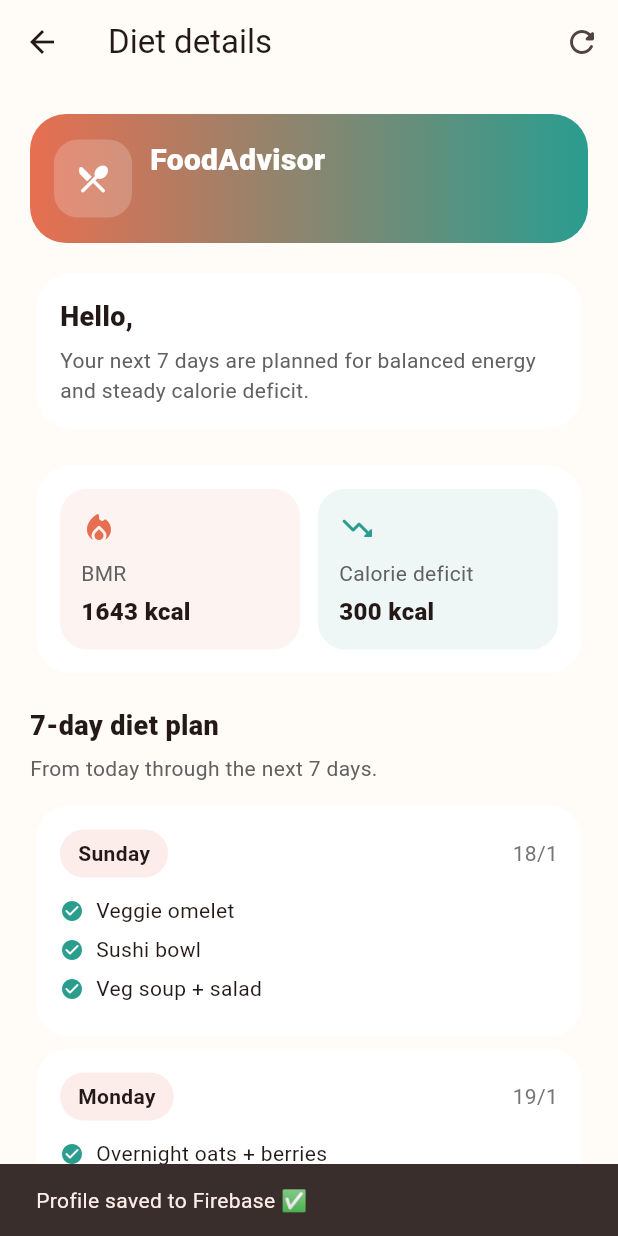
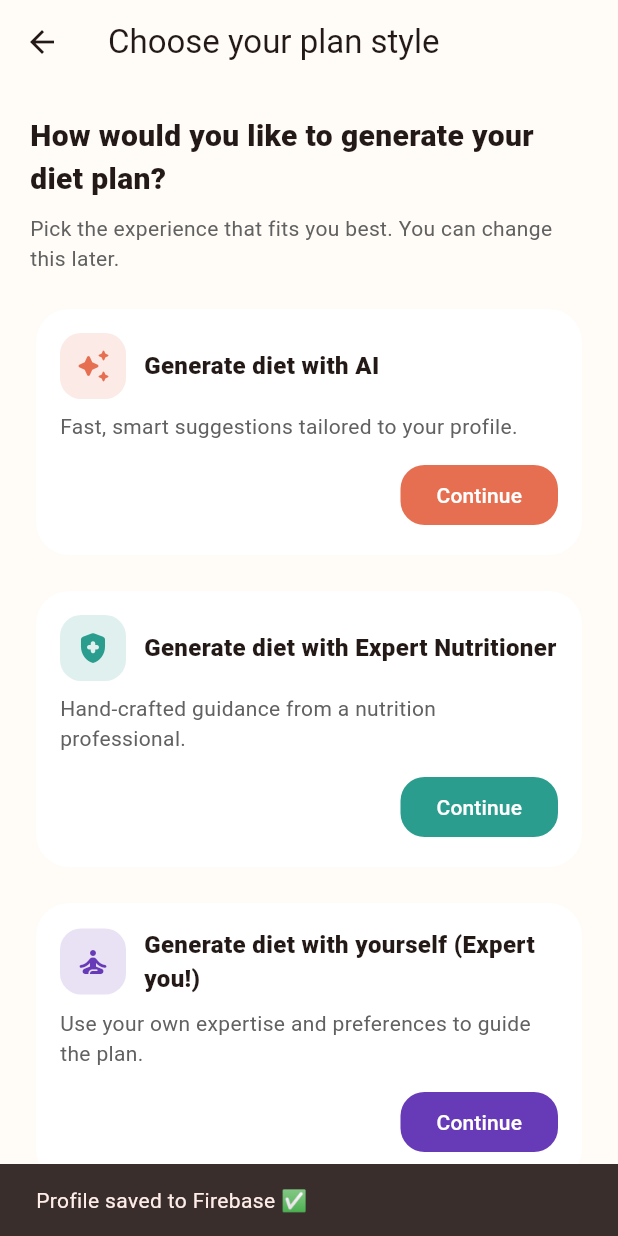
Before and after one commit to sidd4848/demofood, a Flutter app: the FrequencyPage screen opened directly with empty values, after a tap on "Save Profile", on a phone screen of 412 x 824 dp. Run offline on Flutter 3.47's test engine with Material 3 defaults, Android fonts, the light colour scheme and no system bars; our stand-ins replace cloud_firestore, firebase_auth, firebase_core, google_sign_in; accounts and stored records are empty.

Commit message:
Add diet generation options page

```diff
--- a/foodadvisor/lib/app.dart
+++ b/foodadvisor/lib/app.dart
@@ -3,6 +3,7 @@ import 'package:firebase_auth/firebase_auth.dart';
 import 'package:google_sign_in/google_sign_in.dart';
 
 import 'models/app_data.dart';
+import 'pages/diet_generation_options_page.dart';
 import 'pages/diet_plan_page.dart';
 import 'pages/user_details_page.dart';
 import 'services/profile_service.dart';
@@ -845,7 +846,7 @@ class FrequencyPage extends StatelessWidget {
                     Navigator.pushReplacement(
                       context,
                       MaterialPageRoute(
-                        builder: (_) => DietPlanPage(
+                        builder: (_) => DietGenerationOptionsPage(
                           data: data,
                           preferencesBuilder: (_) => PreferencesPage(data: data),
                         ),
--- /dev/null
+++ b/foodadvisor/lib/pages/diet_generation_options_page.dart
@@ -0,0 +1,145 @@
+import 'package:flutter/material.dart';
+
+import '../models/app_data.dart';
+import '../theme.dart';
+import 'diet_plan_page.dart';
+
+class DietGenerationOptionsPage extends StatelessWidget {
+  final AppData data;
+  final WidgetBuilder preferencesBuilder;
+
+  const DietGenerationOptionsPage({
+    super.key,
+    required this.data,
+    required this.preferencesBuilder,
+  });
+
+  void _openDietPlan(BuildContext context) {
+    Navigator.pushReplacement(
+      context,
+      MaterialPageRoute(
+        builder: (_) => DietPlanPage(
+          data: data,
+          preferencesBuilder: preferencesBuilder,
+        ),
+      ),
+    );
+  }
+
+  @override
+  Widget build(BuildContext context) {
+    return Scaffold(
+      appBar: AppBar(
+        title: const Text("Choose your plan style"),
+      ),
+      body: SafeArea(
+        child: ListView(
+          padding: const EdgeInsets.all(20),
+          children: [
+            const Text(
+              "How would you like to generate your diet plan?",
+              style: TextStyle(fontSize: 20, fontWeight: FontWeight.w800),
+            ),
+            const SizedBox(height: 8),
+            Text(
+              "Pick the experience that fits you best. You can change this later.",
+              style: TextStyle(color: Colors.grey.shade700, height: 1.4),
+            ),
+            const SizedBox(height: 20),
+            _OptionCard(
+              title: "Generate diet with AI",
+              description: "Fast, smart suggestions tailored to your profile.",
+              icon: Icons.auto_awesome_rounded,
+              accent: kPrimary,
+              onTap: () => _openDietPlan(context),
+            ),
+            const SizedBox(height: 16),
+            _OptionCard(
+              title: "Generate diet with Expert Nutritioner",
+              description: "Hand-crafted guidance from a nutrition professional.",
+              icon: Icons.health_and_safety_rounded,
+              accent: kSecondary,
+              onTap: () => _openDietPlan(context),
+            ),
+            const SizedBox(height: 16),
+            _OptionCard(
+              title: "Generate diet with yourself (Expert you!)",
+              description: "Use your own expertise and preferences to guide the plan.",
+              icon: Icons.self_improvement_rounded,
+              accent: Colors.deepPurple,
+              onTap: () => _openDietPlan(context),
+            ),
+          ],
+        ),
+      ),
+    );
+  }
+}
+
+class _OptionCard extends StatelessWidget {
+  final String title;
+  final String description;
+  final IconData icon;
+  final Color accent;
+  final VoidCallback onTap;
+
+  const _OptionCard({
+    required this.title,
+    required this.description,
+    required this.icon,
+    required this.accent,
+    required this.onTap,
+  });
+
+  @override
+  Widget build(BuildContext context) {
+    return Card(
+      shape: RoundedRectangleBorder(borderRadius: BorderRadius.circular(22)),
+      child: Padding(
+        padding: const EdgeInsets.all(16),
+        child: Column(
+          crossAxisAlignment: CrossAxisAlignment.start,
+          children: [
+            Row(
+              children: [
+                Container(
+                  height: 44,
+                  width: 44,
+                  decoration: BoxDecoration(
+                    borderRadius: BorderRadius.circular(14),
+                    color: accent.withOpacity(0.15),
+                  ),
+                  child: Icon(icon, color: accent),
+                ),
+                const SizedBox(width: 12),
+                Expanded(
+                  child: Text(
+                    title,
+                    style: const TextStyle(fontSize: 16, fontWeight: FontWeight.w800),
+                  ),
+                ),
+              ],
+            ),
+            const SizedBox(height: 8),
+            Text(
+              description,
+              style: TextStyle(color: Colors.grey.shade700, height: 1.4),
+            ),
+            const SizedBox(height: 12),
+            Align(
+              alignment: Alignment.centerRight,
+              child: FilledButton(
+                style: FilledButton.styleFrom(
+                  backgroundColor: accent,
+                  shape: RoundedRectangleBorder(borderRadius: BorderRadius.circular(16)),
+                ),
+                onPressed: onTap,
+                child: const Text("Continue"),
+              ),
+            ),
+          ],
+        ),
+      ),
+    );
+  }
+}
```
